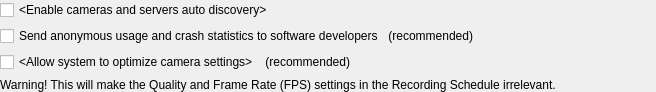
First picture: the form in vms/client/nx_vms_client_desktop/src/ui/widgets/system_settings/system_settings_widget.ui, repository networkoptix/nx_open, before the edit.
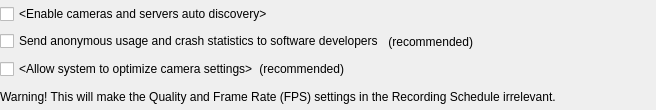
Second picture: the form after the edit. Custom widgets are drawn as their Qt base class.

Commit message:
VMS-13604: Visual design fixes in General tab of System Administration dialog
<==== Mercurial data ====>
Branch: vms_4.0_gui

```diff
--- a/vms/client/nx_vms_client_desktop/src/ui/widgets/system_settings/system_settings_widget.ui
+++ b/vms/client/nx_vms_client_desktop/src/ui/widgets/system_settings/system_settings_widget.ui
@@ -7,13 +7,16 @@
     <x>0</x>
     <y>0</y>
     <width>656</width>
-    <height>80</height>
+    <height>110</height>
    </rect>
   </property>
   <property name="windowTitle">
    <string/>
   </property>
   <layout class="QVBoxLayout" name="verticalLayout">
+   <property name="spacing">
+    <number>0</number>
+   </property>
    <property name="leftMargin">
     <number>0</number>
    </property>
```
Lines whose indentation alone changed are shown as unchanged. The commit also changes 3 other files.
